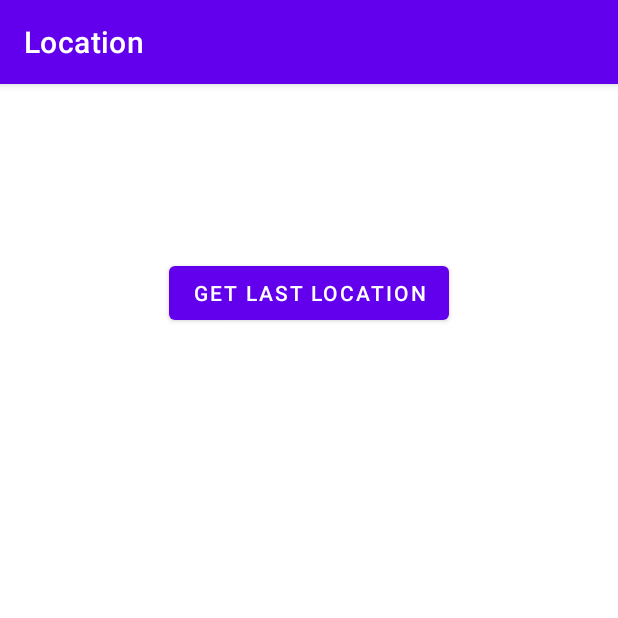
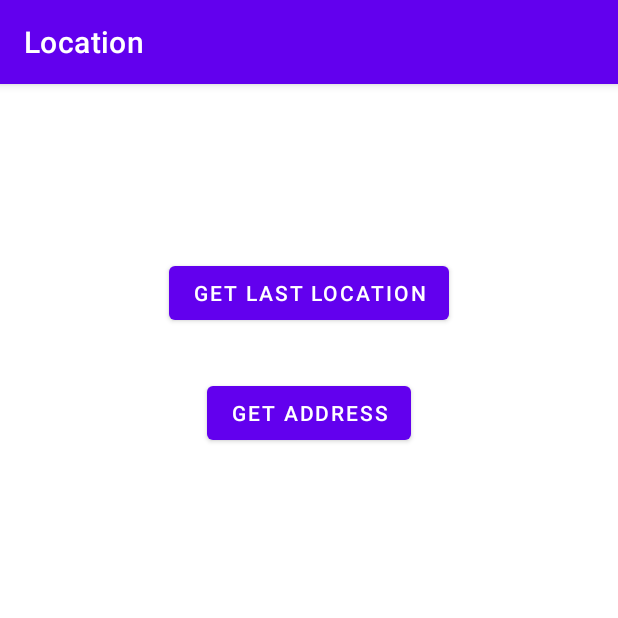
Before and after one commit to Gogo-jiii/Android-Location, an Android app: the screen it shows after launch (MainActivity), on a phone screen of 412 x 824 dp, the top half of it. Run offline under Robolectric (Android 15) with nearby library versions, the phone set to English and light mode, and no system bars.

Commit message:
geocoder - address from lat long

```diff
--- a/app/src/main/java/com/example/location/MainActivity.java
+++ b/app/src/main/java/com/example/location/MainActivity.java
@@ -4,6 +4,8 @@ import androidx.annotation.NonNull;
 import androidx.appcompat.app.AppCompatActivity;
 
 import android.Manifest;
+import android.location.Address;
+import android.location.Geocoder;
 import android.location.Location;
 import android.os.Bundle;
 import android.util.Log;
@@ -12,13 +14,18 @@ import android.widget.Button;
 import android.widget.TextView;
 import android.widget.Toast;
 
+import java.io.IOException;
+import java.util.List;
+import java.util.Locale;
+
 public class MainActivity extends AppCompatActivity implements LocationManager.LocationTracker {
 
-    Button btnGetLastLocation;
+    Button btnGetLastLocation, btnGetAddress;
     TextView txtResult;
     private String[] permissions = {Manifest.permission.ACCESS_FINE_LOCATION};
     private PermissionManager permissionManager;
     private LocationManager locationManager;
+    private Location location;
 
     @Override
     protected void onCreate(Bundle savedInstanceState) {
@@ -26,6 +33,7 @@ public class MainActivity extends AppCompatActivity implements LocationManager.L
         setContentView(R.layout.activity_main);
 
         btnGetLastLocation = findViewById(R.id.btnGetLastLocation);
+        btnGetAddress = findViewById(R.id.btnGetAddress);
         txtResult = findViewById(R.id.txtResult);
 
         permissionManager = PermissionManager.getInstance(this);
@@ -51,6 +59,32 @@ public class MainActivity extends AppCompatActivity implements LocationManager.L
                 }
             }
         });
+
+        btnGetAddress.setOnClickListener(new View.OnClickListener() {
+            @Override public void onClick(View v) {
+                Geocoder geocoder = new Geocoder(MainActivity.this, Locale.getDefault());
+                if (location != null) {
+                    try {
+                        List<Address> addresses = geocoder.getFromLocation(location.getLatitude()
+                                , location.getLongitude(), 1);
+
+                        Address address = addresses.get(0);
+
+                        String strAddress = "Addressline: " + address.getAddressLine(0) + "\n" +
+                                "Admin Area: " + address.getAdminArea() + "\n" +
+                                "Country Name: " + address.getCountryName() + "\n" +
+                                "Feature Name: " + address.getFeatureName() + "\n" +
+                                "Locality: " + address.getLocality() + "\n";
+
+                        txtResult.setText(strAddress);
+                    } catch (IOException e) {
+                        e.printStackTrace();
+                    }
+                } else {
+                    Toast.makeText(MainActivity.this, "Please try again!", Toast.LENGTH_SHORT).show();
+                }
+            }
+        });
     }
 
     @Override protected void onResume() {
@@ -64,6 +98,7 @@ public class MainActivity extends AppCompatActivity implements LocationManager.L
     }
 
     @Override public void updateLocation(Location location) {
+        this.location = location;
         if (location != null) {
             Toast.makeText(MainActivity.this,
                     "Updated Location: \n" + "Lat: " + location.getLatitude() + "\n" + "Long: " + location.getLongitude(), Toast.LENGTH_SHORT).show();
--- a/app/src/main/res/layout/activity_main.xml
+++ b/app/src/main/res/layout/activity_main.xml
@@ -12,7 +12,7 @@
         android:layout_height="wrap_content"
         android:layout_marginTop="32dp"
         app:layout_constraintEnd_toEndOf="parent"
-        app:layout_constraintHorizontal_bias="0.524"
+        app:layout_constraintHorizontal_bias="0.5"
         app:layout_constraintStart_toStartOf="parent"
         app:layout_constraintTop_toTopOf="parent" />
 
@@ -27,4 +27,15 @@
         app:layout_constraintStart_toStartOf="parent"
         app:layout_constraintTop_toBottomOf="@+id/txtResult" />
 
+    <Button
+        android:id="@+id/btnGetAddress"
+        android:layout_width="wrap_content"
+        android:layout_height="wrap_content"
+        android:layout_marginTop="32dp"
+        android:text="get address"
+        app:layout_constraintEnd_toEndOf="parent"
+        app:layout_constraintHorizontal_bias="0.5"
+        app:layout_constraintStart_toStartOf="parent"
+        app:layout_constraintTop_toBottomOf="@+id/btnGetLastLocation" />
+
 </androidx.constraintlayout.widget.ConstraintLayout>
```
